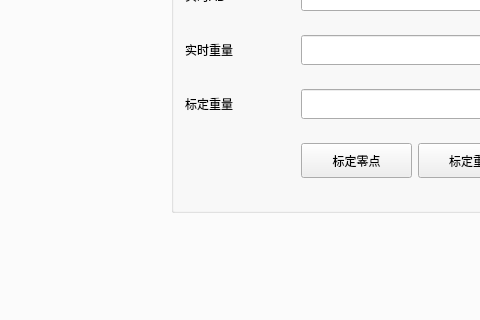
This is mainwindow.ui in byteman/bullet as Qt 5 draws it before an edit; both pictures show x 418 to 898 and y 325 to 645 of the 1330 by 757 pixel window. The edited form follows.
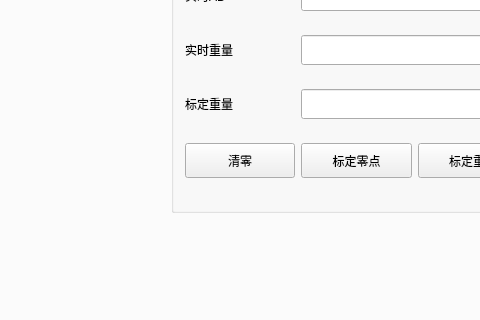
This is the edited form. The open tabs and pages were chosen to show the change. Custom widgets are drawn as their Qt base class.

Commit message: 加入清零

The edit to the form file:
```diff
--- a/mainwindow.ui
+++ b/mainwindow.ui
@@ -999,6 +999,19 @@
            </property>
           </widget>
          </item>
+         <item row="4" column="0">
+          <widget class="QPushButton" name="btnResetZero">
+           <property name="minimumSize">
+            <size>
+             <width>0</width>
+             <height>35</height>
+            </size>
+           </property>
+           <property name="text">
+            <string>清零</string>
+           </property>
+          </widget>
+         </item>
         </layout>
        </widget>
       </widget>
```
Left out of the diff: 2 changed lines with no effect on the pictures. The commit also changes 3 other files.
